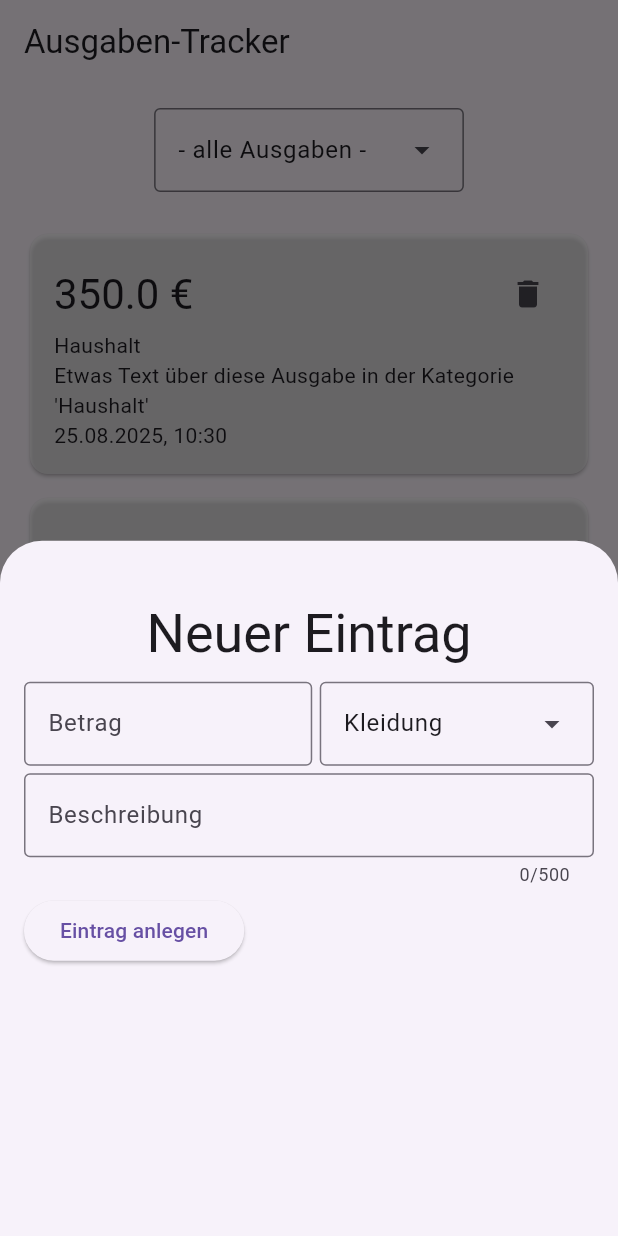
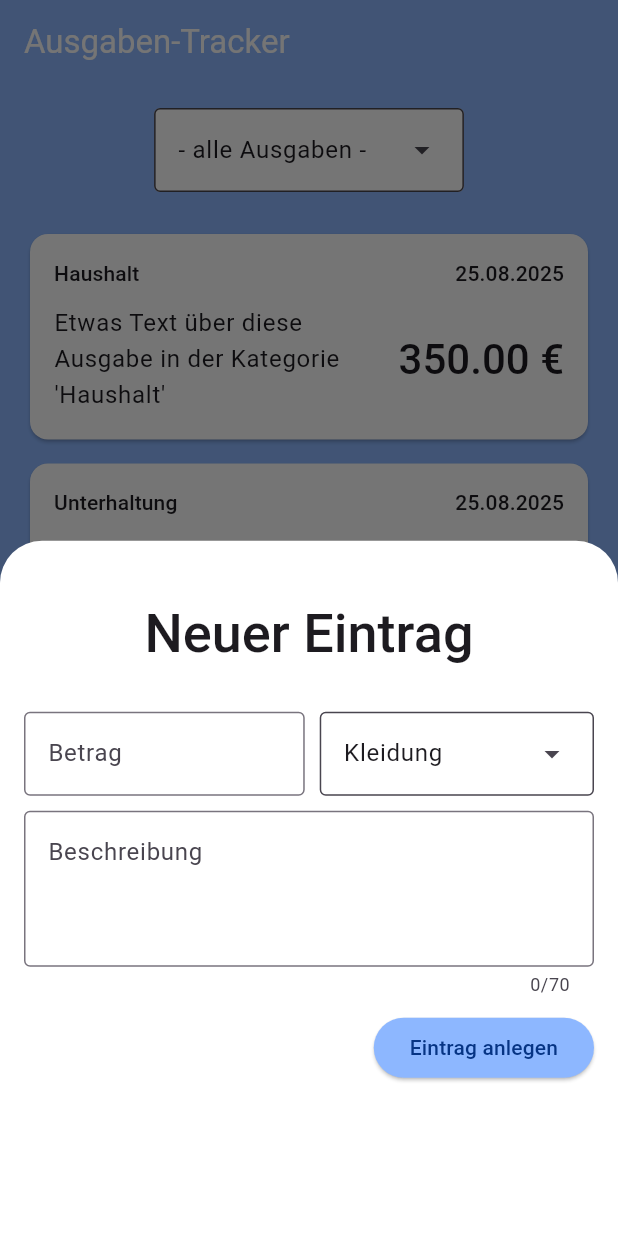
Before and after one commit to Jura17/finance_tracker_app, a Flutter app: the screen it shows after launch, after a tap on the "add" icon, on a phone screen of 412 x 824 dp. Run offline on Flutter 3.47's test engine with Material 3 defaults, Android fonts, the phone set to English and light mode, and no system bars; our stand-ins replace flutter_bloc.

Commit message:
refactor: apply AppTheme and improve ExpenseCard layout

```diff
--- /dev/null
+++ b/lib/core/app_colors.dart
@@ -0,0 +1,8 @@
+import 'package:flutter/material.dart';
+
+class AppColors {
+  static const Color lightBlue = Color.fromRGBO(141, 183, 255, 1);
+  static const Color containerColor = Color.fromARGB(255, 255, 255, 255);
+  static const Color lightForegroundText = Colors.white;
+  static const Color darkBlue = Color.fromRGBO(6, 52, 132, 1);
+}
--- /dev/null
+++ b/lib/core/app_theme.dart
@@ -0,0 +1,36 @@
+import 'package:finance_tracker_app/core/app_colors.dart';
+import 'package:flutter/material.dart';
+
+class AppTheme {
+  static ThemeData get appTheme => ThemeData(
+        scaffoldBackgroundColor: AppColors.lightBlue,
+        floatingActionButtonTheme: FloatingActionButtonThemeData(
+            backgroundColor: AppColors.darkBlue, foregroundColor: AppColors.lightForegroundText),
+        appBarTheme: AppBarTheme(color: AppColors.lightBlue),
+        inputDecorationTheme: InputDecorationTheme(
+          border: OutlineInputBorder(),
+          errorBorder: OutlineInputBorder(
+            borderSide: BorderSide(color: Colors.red),
+          ),
+          focusedBorder: OutlineInputBorder(
+            borderSide: BorderSide(width: 2, color: AppColors.lightBlue),
+          ),
+        ),
+        dropdownMenuTheme: DropdownMenuThemeData(
+          inputDecorationTheme: InputDecorationTheme(
+              filled: true,
+              fillColor: AppColors.containerColor,
+              border: OutlineInputBorder(borderSide: BorderSide(color: Colors.black)),
+              focusedBorder: OutlineInputBorder(borderSide: BorderSide(width: 2, color: AppColors.lightBlue))),
+          menuStyle: MenuStyle(
+            backgroundColor: WidgetStateProperty.all(AppColors.containerColor),
+            side: WidgetStateProperty.all(
+              BorderSide(
+                color: AppColors.lightBlue,
+              ),
+            ),
+          ),
+        ),
+        bottomSheetTheme: BottomSheetThemeData(backgroundColor: AppColors.containerColor),
+      );
+}
--- a/lib/features/expenses/bloc/expense_event.dart
+++ b/lib/features/expenses/bloc/expense_event.dart
@@ -1,5 +1,5 @@
 import 'package:finance_tracker_app/features/expenses/data/models/expense.dart';
-import 'package:finance_tracker_app/features/expenses/utils/expense_category.dart';
+import 'package:finance_tracker_app/core/utils/expense_category.dart';
 
 abstract class ExpenseEvent {}
 
--- a/lib/features/expenses/bloc/expense_state.dart
+++ b/lib/features/expenses/bloc/expense_state.dart
@@ -1,5 +1,5 @@
 import 'package:finance_tracker_app/features/expenses/data/models/expense.dart';
-import 'package:finance_tracker_app/features/expenses/utils/expense_category.dart';
+import 'package:finance_tracker_app/core/utils/expense_category.dart';
 
 class ExpenseState {
   final ExpenseCategory? selectedCategory;
--- a/lib/features/expenses/data/models/expense.dart
+++ b/lib/features/expenses/data/models/expense.dart
@@ -1,4 +1,4 @@
-import 'package:finance_tracker_app/features/expenses/utils/expense_category.dart';
+import 'package:finance_tracker_app/core/utils/expense_category.dart';
 
 class Expense {
   final String id;
--- a/lib/features/expenses/data/provider/mockdata.dart
+++ b/lib/features/expenses/data/provider/mockdata.dart
@@ -1,4 +1,4 @@
-import 'package:finance_tracker_app/features/expenses/utils/expense_category.dart';
+import 'package:finance_tracker_app/core/utils/expense_category.dart';
 import 'package:finance_tracker_app/features/expenses/data/models/expense.dart';
 
 final List<Expense> mockData = [
--- a/lib/features/expenses/data/repos/database_repo.dart
+++ b/lib/features/expenses/data/repos/database_repo.dart
@@ -1,4 +1,4 @@
-import 'package:finance_tracker_app/features/expenses/utils/expense_category.dart';
+import 'package:finance_tracker_app/core/utils/expense_category.dart';
 import 'package:finance_tracker_app/features/expenses/data/models/expense.dart';
 import 'package:finance_tracker_app/features/expenses/data/provider/local_database.dart';
 
--- a/lib/features/expenses/presentation/screens/expenses_screen.dart
+++ b/lib/features/expenses/presentation/screens/expenses_screen.dart
@@ -1,9 +1,10 @@
+import 'package:finance_tracker_app/core/app_colors.dart';
 import 'package:finance_tracker_app/features/expenses/bloc/expense_bloc.dart';
 import 'package:finance_tracker_app/features/expenses/bloc/expense_event.dart';
 import 'package:finance_tracker_app/features/expenses/bloc/expense_state.dart';
 import 'package:finance_tracker_app/features/expenses/presentation/widgets/category_dropdown.dart';
 import 'package:finance_tracker_app/features/expenses/presentation/widgets/expense_card.dart';
-import 'package:finance_tracker_app/features/expenses/utils/expense_category.dart';
+import 'package:finance_tracker_app/core/utils/expense_category.dart';
 import 'package:finance_tracker_app/features/expenses/presentation/widgets/new_expense_modal.dart';
 import 'package:flutter/material.dart';
 import 'package:flutter_bloc/flutter_bloc.dart';
@@ -19,7 +20,12 @@ class _ExpensesScreenState extends State<ExpensesScreen> {
   @override
   Widget build(BuildContext context) {
     return Scaffold(
-      appBar: AppBar(title: Text("Ausgaben-Tracker")),
+      appBar: AppBar(
+        title: Text(
+          "Ausgaben-Tracker",
+          style: TextStyle(color: AppColors.lightForegroundText),
+        ),
+      ),
       body: SafeArea(
         child: Padding(
           padding: const EdgeInsets.all(16.0),
--- a/lib/features/expenses/presentation/widgets/amount_field.dart
+++ b/lib/features/expenses/presentation/widgets/amount_field.dart
@@ -23,7 +23,7 @@ class AmountField extends StatelessWidget {
         autovalidateMode: AutovalidateMode.onUserInteraction,
         keyboardType: TextInputType.numberWithOptions(decimal: true),
         controller: amountCtrl,
-        decoration: InputDecoration(hintText: "Betrag", border: OutlineInputBorder()),
+        decoration: InputDecoration(hintText: "Betrag"),
       ),
     );
   }
--- a/lib/features/expenses/presentation/widgets/category_dropdown.dart
+++ b/lib/features/expenses/presentation/widgets/category_dropdown.dart
@@ -1,4 +1,4 @@
-import 'package:finance_tracker_app/features/expenses/utils/expense_category.dart';
+import 'package:finance_tracker_app/core/utils/expense_category.dart';
 import 'package:flutter/material.dart';
 
 class CategoryDropdown extends StatelessWidget {
--- a/lib/features/expenses/presentation/widgets/confirm_button.dart
+++ b/lib/features/expenses/presentation/widgets/confirm_button.dart
@@ -1,7 +1,8 @@
+import 'package:finance_tracker_app/core/app_colors.dart';
 import 'package:finance_tracker_app/features/expenses/bloc/expense_bloc.dart';
 import 'package:finance_tracker_app/features/expenses/bloc/expense_event.dart';
 import 'package:finance_tracker_app/features/expenses/data/models/expense.dart';
-import 'package:finance_tracker_app/features/expenses/utils/expense_category.dart';
+import 'package:finance_tracker_app/core/utils/expense_category.dart';
 import 'package:flutter/material.dart';
 import 'package:flutter_bloc/flutter_bloc.dart';
 
@@ -22,6 +23,10 @@ class ConfirmButton extends StatelessWidget {
   @override
   Widget build(BuildContext context) {
     return ElevatedButton(
+      style: ElevatedButton.styleFrom(
+        foregroundColor: AppColors.darkBlue,
+        backgroundColor: AppColors.lightBlue,
+      ),
       onPressed: () {
         if (formKey.currentState!.validate()) {
           final expense = Expense(
--- a/lib/features/expenses/presentation/widgets/description_field.dart
+++ b/lib/features/expenses/presentation/widgets/description_field.dart
@@ -11,14 +11,18 @@ class DescriptionField extends StatelessWidget {
   @override
   Widget build(BuildContext context) {
     return TextFormField(
+      autovalidateMode: AutovalidateMode.onUserInteraction,
       validator: (value) {
         if (value == null || value.isEmpty) return "Bitte Beschreibung hinzufügen";
         return null;
       },
       controller: descriptionCtrl,
-      maxLines: null,
-      maxLength: 500,
-      decoration: InputDecoration(hintText: "Beschreibung", border: OutlineInputBorder()),
+      maxLines: 3,
+      maxLength: 70,
+      decoration: InputDecoration(
+        hintText: "Beschreibung",
+        border: OutlineInputBorder(),
+      ),
     );
   }
 }
--- a/lib/features/expenses/presentation/widgets/expense_card.dart
+++ b/lib/features/expenses/presentation/widgets/expense_card.dart
@@ -1,8 +1,9 @@
+import 'package:finance_tracker_app/core/app_colors.dart';
 import 'package:finance_tracker_app/features/expenses/bloc/expense_bloc.dart';
 import 'package:finance_tracker_app/features/expenses/bloc/expense_event.dart';
 import 'package:finance_tracker_app/features/expenses/data/models/expense.dart';
-import 'package:finance_tracker_app/features/expenses/utils/expense_category.dart';
-import 'package:finance_tracker_app/features/expenses/utils/truncate_decimals.dart';
+import 'package:finance_tracker_app/core/utils/expense_category.dart';
+import 'package:finance_tracker_app/core/utils/truncate_decimals.dart';
 import 'package:flutter/material.dart';
 import 'package:flutter_bloc/flutter_bloc.dart';
 import 'package:intl/intl.dart';
@@ -15,14 +16,23 @@ class ExpenseCard extends StatelessWidget {
 
   @override
   Widget build(BuildContext context) {
-    final dateFormat = DateFormat('dd.MM.yyyy, HH:mm');
+    final dateFormat = DateFormat('dd.MM.yyyy');
     final formattedDate = dateFormat.format(filteredExpenses[index].date);
     final truncatedValue = truncateTo2Decimals(filteredExpenses[index].amount);
-    return Card(
+
+    return Dismissible(
       key: ValueKey(filteredExpenses[index].id),
-      color: Colors.white54,
+      onDismissed: (direction) {
+        final expenseId = filteredExpenses[index].id;
+        context.read<ExpenseBloc>().add(RemoveExpense(expenseId));
+      },
+      background: Container(color: Colors.red),
+      child: Card(
+        color: AppColors.containerColor,
         child: Padding(
           padding: const EdgeInsets.all(16.0),
+          child: SizedBox(
+            height: 105,
             child: Column(
               crossAxisAlignment: CrossAxisAlignment.start,
               children: [
@@ -30,22 +40,34 @@ class ExpenseCard extends StatelessWidget {
                   mainAxisAlignment: MainAxisAlignment.spaceBetween,
                   children: [
                     Text(
-                  "$truncatedValue €",
-                  style: Theme.of(context).textTheme.headlineMedium,
+                      categoryLabels[filteredExpenses[index].category].toString(),
+                      style: Theme.of(context).textTheme.labelLarge,
                     ),
-                IconButton(
-                  onPressed: () {
-                    final expenseId = filteredExpenses[index].id;
-                    context.read<ExpenseBloc>().add(RemoveExpense(expenseId));
-                  },
-                  icon: Icon(Icons.delete),
-                )
+                    SizedBox(width: 50),
+                    Text(formattedDate, style: Theme.of(context).textTheme.labelLarge),
                   ],
                 ),
-            Text(categoryLabels[filteredExpenses[index].category].toString()),
-            Text(filteredExpenses[index].description),
-            Text(formattedDate),
+                SizedBox(height: 10),
+                Expanded(
+                  child: Row(
+                    children: [
+                      Expanded(
+                        child: Text(
+                          filteredExpenses[index].description,
+                          style: Theme.of(context).textTheme.bodyLarge,
+                        ),
+                      ),
+                      SizedBox(width: 20),
+                      Text(
+                        "${truncatedValue.toStringAsFixed(2)} €",
+                        style: Theme.of(context).textTheme.headlineMedium!.copyWith(fontWeight: FontWeight.w500),
+                      ),
                     ],
+                  ),
+                ),
+              ],
+            ),
+          ),
         ),
       ),
     );
--- a/lib/features/expenses/presentation/widgets/new_expense_modal.dart
+++ b/lib/features/expenses/presentation/widgets/new_expense_modal.dart
@@ -1,7 +1,7 @@
 import 'package:finance_tracker_app/features/expenses/presentation/widgets/amount_field.dart';
 import 'package:finance_tracker_app/features/expenses/presentation/widgets/confirm_button.dart';
 import 'package:finance_tracker_app/features/expenses/presentation/widgets/description_field.dart';
-import 'package:finance_tracker_app/features/expenses/utils/expense_category.dart';
+import 'package:finance_tracker_app/core/utils/expense_category.dart';
 import 'package:finance_tracker_app/features/expenses/presentation/widgets/category_dropdown.dart';
 import 'package:flutter/material.dart';
 
@@ -28,17 +28,18 @@ class _NewExpenseModalState extends State<NewExpenseModal> {
         children: [
           Text(
             "Neuer Eintrag",
-            style: Theme.of(context).textTheme.displaySmall,
+            style: Theme.of(context).textTheme.displaySmall!.copyWith(fontWeight: FontWeight.w500),
           ),
+          SizedBox(height: 10),
           Form(
             key: formKey,
             child: SingleChildScrollView(
               child: Column(
-                crossAxisAlignment: CrossAxisAlignment.start,
-                spacing: 5,
+                crossAxisAlignment: CrossAxisAlignment.end,
+                spacing: 10,
                 children: [
                   Row(
-                    spacing: 5,
+                    spacing: 10,
                     children: [
                       AmountField(amountCtrl: amountCtrl),
                       CategoryDropdown(
--- a/lib/main.dart
+++ b/lib/main.dart
@@ -1,3 +1,4 @@
+import 'package:finance_tracker_app/core/app_theme.dart';
 import 'package:finance_tracker_app/features/expenses/bloc/expense_bloc.dart';
 import 'package:finance_tracker_app/features/expenses/data/repos/database_repo.dart';
 import 'package:finance_tracker_app/features/expenses/presentation/screens/expenses_screen.dart';
@@ -19,6 +20,10 @@ class MainApp extends StatelessWidget {
 
   @override
   Widget build(BuildContext context) {
-    return const MaterialApp(home: ExpensesScreen());
+    return MaterialApp(
+      home: ExpensesScreen(),
+      debugShowCheckedModeBanner: false,
+      theme: AppTheme.appTheme,
+    );
   }
 }
```
Also changed, not shown: lib/core/utils/expense_category.dart (renamed from lib/features/expenses/utils/expense_category.dart), lib/core/utils/truncate_decimals.dart (renamed from lib/features/expenses/utils/truncate_decimals.dart). Lines whose indentation alone changed are shown as unchanged.
